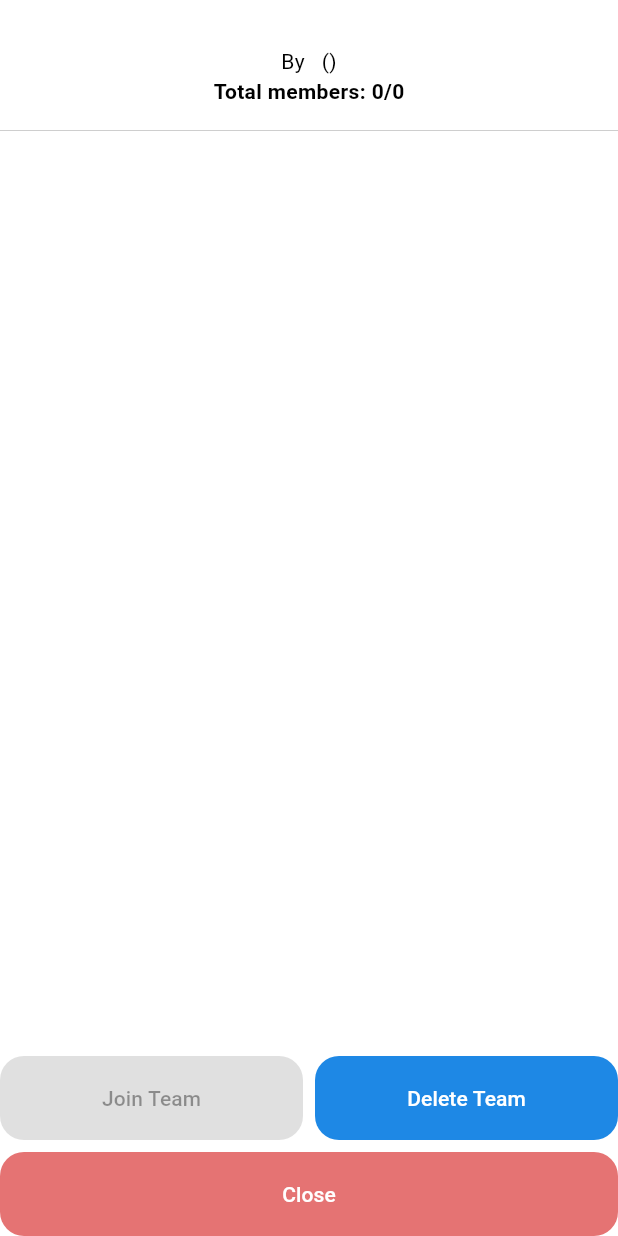
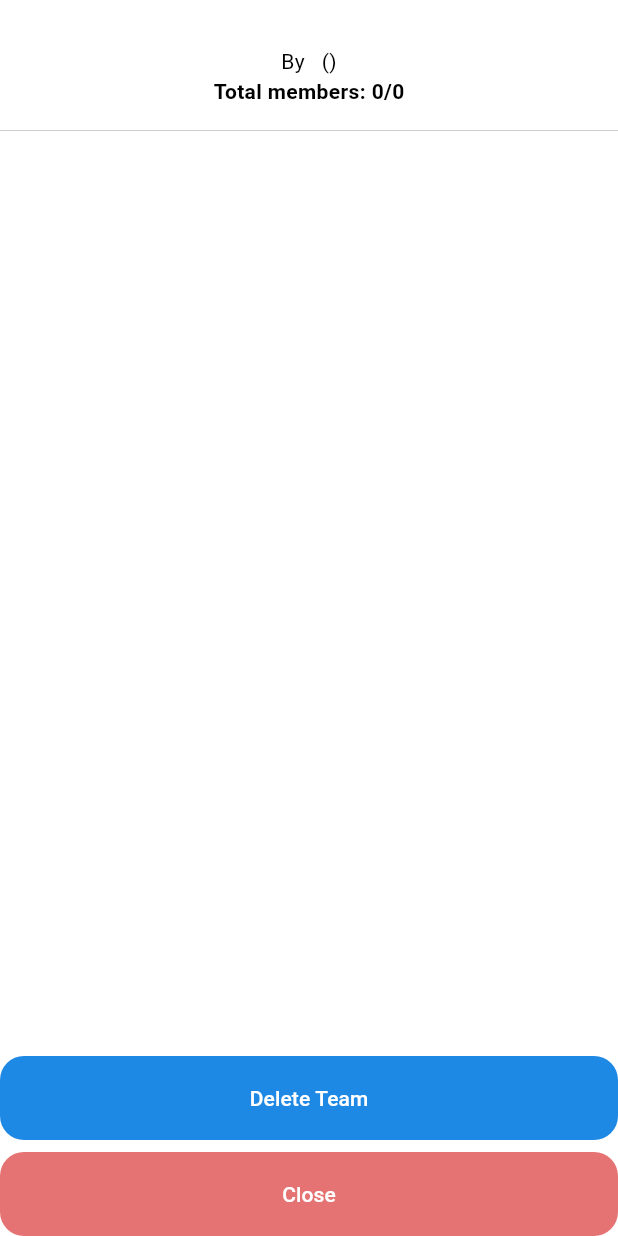
Before and after one commit to toshika-del/sports-spotter, a Flutter app: the TeamDetails widget shown alone on an empty page, opened directly with empty values, on a phone screen of 412 x 824 dp. Run offline on Flutter 3.47's test engine with Material 2 defaults, Android fonts, the phone set to English and light mode, and no system bars; our stand-ins replace font_awesome_flutter, google_fonts, liquid_pull_to_refresh, loading_animation_widget, table_calendar; accounts and stored records are empty; network calls fail.

Commit message:
bug fixes

```diff
--- a/sports_spotter/lib/widgets/team_details.dart
+++ b/sports_spotter/lib/widgets/team_details.dart
@@ -52,15 +52,13 @@ class TeamDetails extends StatelessWidget {
                     ),
                   )),
         )),
-        Row(
-          children: [
-            Expanded(
-              child: FilledButton(
-                  onPressed: model.members.length < model.size &&
-                          !model.isCreatedByMe(user)
-                      ? () async {
-                          showDialog(
-                              context: context, builder: (context) => loader);
+        if (!model.isCreatedByMe(user))
+          if (model.members.length < model.size || model.isMyTeam(user)) space8,
+        if (!model.isCreatedByMe(user))
+          if (model.members.length < model.size || model.isMyTeam(user))
+            FilledButton(
+                onPressed: () async {
+                  showDialog(context: context, builder: (context) => loader);
                   (model.isMyTeam(user)
                           ? model.removeMember(user.username)
                           : model.addMember(user.username))
@@ -68,49 +66,39 @@ class TeamDetails extends StatelessWidget {
                     if (value != null) {
                       Navigator.pop(context);
                       Navigator.pop(context);
-                              showSnackbar(context, const Text('Success!'),
-                                  successColor);
+                      showSnackbar(
+                          context, const Text('Success!'), successColor);
                     } else {
                       Navigator.pop(context);
                       Navigator.pop(context);
-                              showSnackbar(context,
-                                  const Text('Some error occured'), errorColor);
+                      showSnackbar(context, const Text('Some error occured'),
+                          errorColor);
                     }
                   });
                   callback();
-                        }
-                      : null,
-                  child:
-                      Text(model.isMyTeam(user) ? 'Leave Team' : 'Join Team')),
-            ),
+                },
+                child: Text(model.isMyTeam(user) ? 'Leave Team' : 'Join Team')),
         if (model.isCreatedByMe(user)) space8,
         if (model.isCreatedByMe(user))
-              Expanded(
-                  child: FilledButton(
+          FilledButton(
               onPressed: () {
-                        showDialog(
-                            context: context, builder: (context) => loader);
+                showDialog(context: context, builder: (context) => loader);
                 model.deleteTeam().then((value) {
                   if (value == 200) {
-                            showSnackbar(
-                                context, Text('\'${model.name}\' deleted'));
+                    showSnackbar(context, Text('\'${model.name}\' deleted'));
                   } else if (value == 404) {
-                            showSnackbar(
-                                context,
-                                Text('\'${model.name}\' not found'),
+                    showSnackbar(context, Text('\'${model.name}\' not found'),
                         errorColor);
                   } else {
-                            showSnackbar(context,
-                                const Text('Some error occured'), errorColor);
+                    showSnackbar(
+                        context, const Text('Some error occured'), errorColor);
                   }
                   Navigator.pop(context);
                   Navigator.pop(context);
                 });
                 callback();
               },
-                      child: const Text('Delete Team')))
-          ],
-        ),
+              child: const Text('Delete Team')),
         space8,
         FilledButton(
             style: ButtonStyle(
```
Lines whose indentation alone changed are shown as unchanged.
